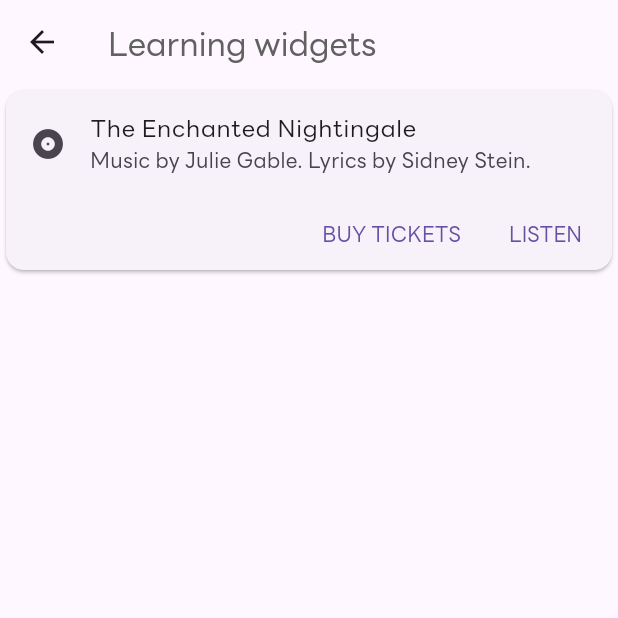
After one commit to y129may9th/flutter-playground, a Flutter app: the Widgets screen opened directly, after a tap on "card", on a phone screen of 412 x 824 dp, the top half of it. The commit adds this screen. Run offline on Flutter 3.47's test engine with Material 2 defaults, Android fonts, the phone set to English and light mode, and no system bars; our stand-ins replace hexcolor.

Commit message:
feat: add card widget

```diff
--- /dev/null
+++ b/lib/samples/widgets/card.dart
@@ -0,0 +1,49 @@
+import 'package:flutter/material.dart';
+
+class CardWidget extends StatelessWidget {
+  const CardWidget({super.key});
+
+  @override
+  Widget build(BuildContext context) {
+    return Scaffold(
+      appBar: AppBar(
+        title: Text(
+          'Learning widgets',
+          style: TextStyle(color: Colors.grey[700]),
+        ),
+      ),
+      body: ListView(
+        children: [
+          Card(
+            child: Column(
+              mainAxisSize: MainAxisSize.min,
+              children: <Widget>[
+                const ListTile(
+                  leading: Icon(Icons.album),
+                  title: Text('The Enchanted Nightingale'),
+                  subtitle:
+                      Text('Music by Julie Gable. Lyrics by Sidney Stein.'),
+                ),
+                Row(
+                  mainAxisAlignment: MainAxisAlignment.end,
+                  children: <Widget>[
+                    TextButton(
+                      child: const Text('BUY TICKETS'),
+                      onPressed: () {/* ... */},
+                    ),
+                    const SizedBox(width: 8),
+                    TextButton(
+                      child: const Text('LISTEN'),
+                      onPressed: () {/* ... */},
+                    ),
+                    const SizedBox(width: 8),
+                  ],
+                ),
+              ],
+            ),
+          ),
+        ],
+      ),
+    );
+  }
+}
--- a/lib/samples/widgets/widgets.dart
+++ b/lib/samples/widgets/widgets.dart
@@ -1,4 +1,5 @@
 import 'package:flutter/material.dart';
+import 'package:flutter_widget_key/samples/widgets/card.dart';
 import 'package:flutter_widget_key/samples/widgets/rich_text.dart';
 
 class Widgets extends StatelessWidget {
@@ -21,6 +22,11 @@ class Widgets extends StatelessWidget {
               onPressed: () => _onPressed(context, const RichTextWidget()),
             ),
             const SizedBox(height: 10),
+            ElevatedButton(
+              child: const Text('card'),
+              onPressed: () => _onPressed(context, const CardWidget()),
+            ),
+            const SizedBox(height: 10),
           ],
         ),
       ),
```
